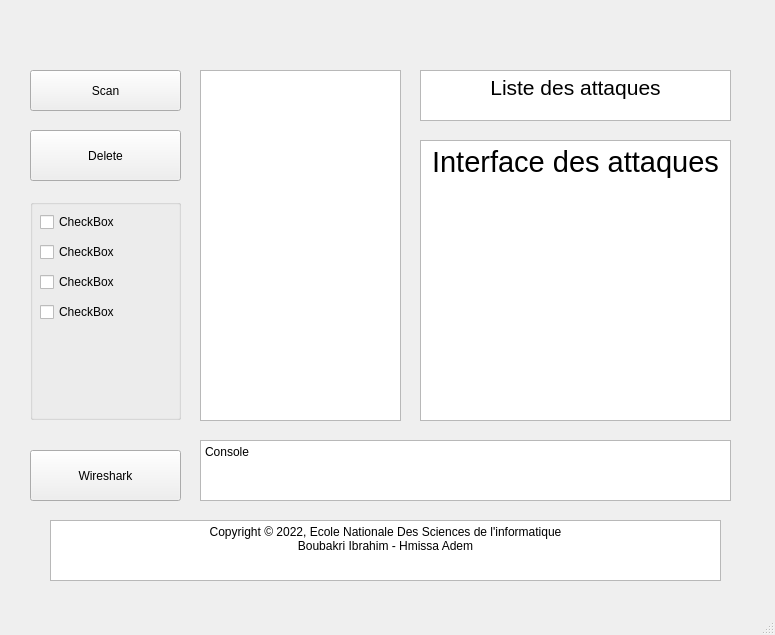
Above: form.ui from eobeob10/ENSI-Cyber-Range-App before the change. Below: the same form after it.
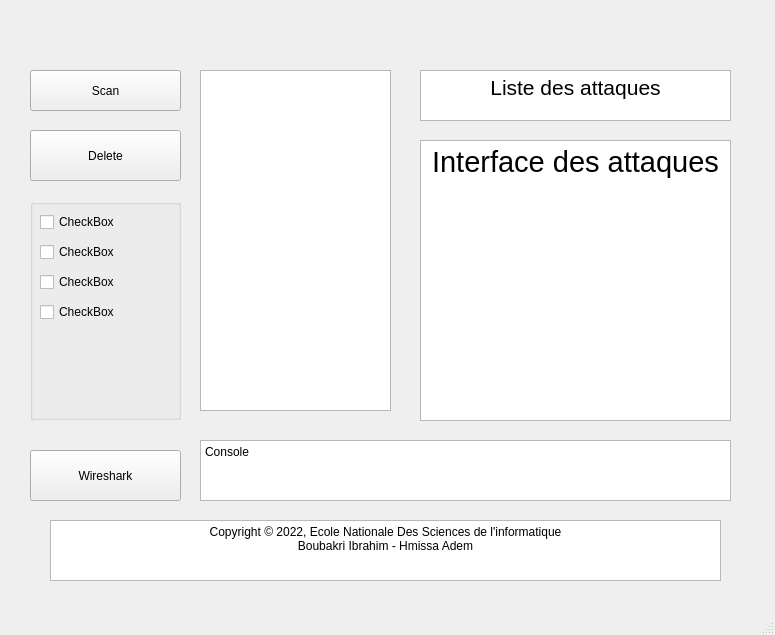
That is the form after the change.

The edit to the form file:
```diff
--- a/form.ui
+++ b/form.ui
@@ -105,16 +105,6 @@
      </property>
     </widget>
    </widget>
-   <widget class="QGraphicsView" name="graphicsView">
-    <property name="geometry">
-     <rect>
-      <x>200</x>
-      <y>70</y>
-      <width>201</width>
-      <height>351</height>
-     </rect>
-    </property>
-   </widget>
    <widget class="QPushButton" name="pushButton_3">
     <property name="geometry">
      <rect>
@@ -200,6 +190,16 @@
 &lt;p align=&quot;center&quot; style=&quot; margin-top:0px; margin-bottom:0px; margin-left:0px; margin-right:0px; -qt-block-indent:0; text-indent:0px;&quot;&gt;Boubakri Ibrahim - Hmissa Adem&lt;/p&gt;&lt;/body&gt;&lt;/html&gt;</string>
     </property>
    </widget>
+   <widget class="QListWidget" name="listWidget">
+    <property name="geometry">
+     <rect>
+      <x>200</x>
+      <y>70</y>
+      <width>191</width>
+      <height>341</height>
+     </rect>
+    </property>
+   </widget>
   </widget>
   <widget class="QMenuBar" name="menubar">
    <property name="geometry">
```
